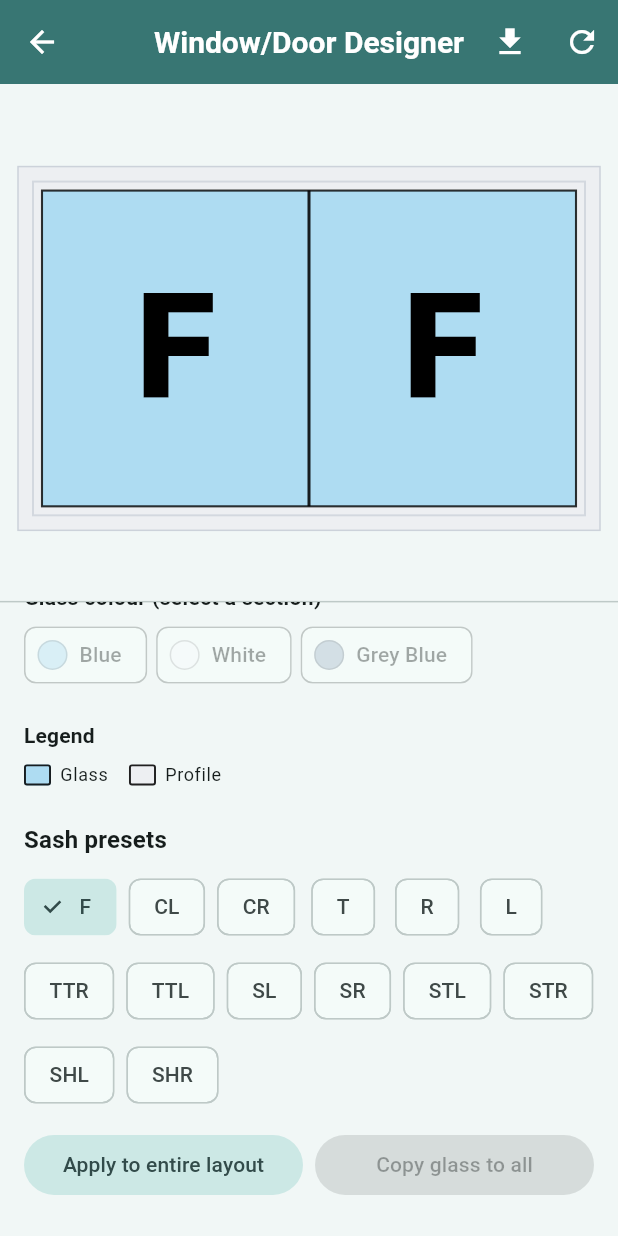
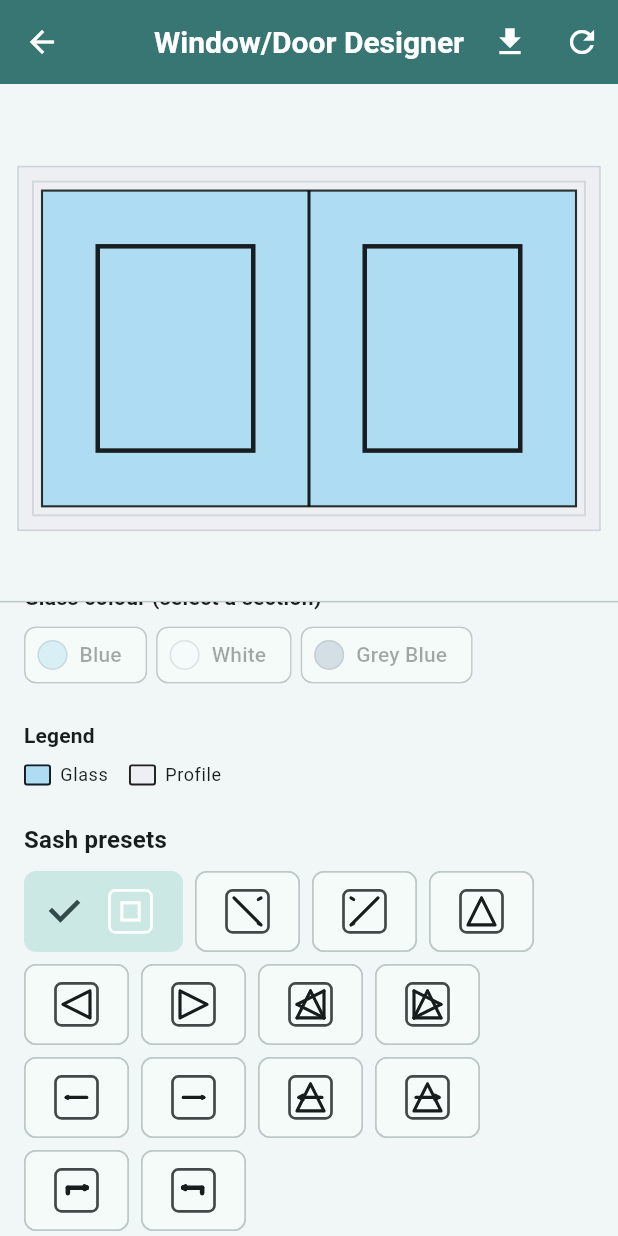
Before and after one commit to drilonkrivaqa/crystal_upvc, a Flutter app: the WindowDoorDesignerPage screen opened directly, scrolled down 1006 dp, on a phone screen of 412 x 824 dp. Run offline on Flutter 3.47's test engine with Material 3 defaults, Android fonts, the phone set to English and light mode, and no system bars; our stand-ins replace file_picker, flutter_animate, hive, hive_flutter, image_picker, pdf and 1 more; accounts and stored records are empty.

Commit message:
Replace sash tool letters with glyph icons

```diff
--- a/lib/pages/window_door_designer_page.dart
+++ b/lib/pages/window_door_designer_page.dart
@@ -1057,7 +1057,12 @@ class _WindowPainter extends CustomPainter {
 
         // Mirror L/R types when viewing from inside
         final t = _mirrorForInside(cells[idx], outsideView);
-        _drawGlyph(canvas, rect.deflate(8), t, paintSash);
+        _SashGlyphRenderer.drawGlyph(
+          canvas,
+          rect.deflate(8),
+          t,
+          paintSash,
+        );
       }
     }
 
@@ -1185,74 +1190,87 @@ class _WindowPainter extends CustomPainter {
     }
   }
 
-  void _drawGlyph(Canvas canvas, Rect r, SashType type, Paint p) {
+  @override
+  bool shouldRepaint(covariant _WindowPainter old) {
+    return rows != old.rows ||
+        cols != old.cols ||
+        outsideView != old.outsideView ||
+        showBlindBox != old.showBlindBox ||
+        windowHeightMm != old.windowHeightMm ||
+        selectedIndex != old.selectedIndex ||
+        profileColor != old.profileColor ||
+        blindColor != old.blindColor ||
+        !_listEquals(cells, old.cells) ||
+        !_listEquals(cellGlassColors, old.cellGlassColors);
+  }
+
+  bool _listEquals(List a, List b) {
+    if (identical(a, b)) return true;
+    if (a.length != b.length) return false;
+    for (int i = 0; i < a.length; i++) {
+      if (a[i] != b[i]) return false;
+    }
+    return true;
+  }
+}
+
+enum _SideApex { left, right }
+
+class _SashGlyphRenderer {
+  static void drawGlyph(Canvas canvas, Rect r, SashType type, Paint paint) {
     switch (type) {
       case SashType.fixed:
-        _drawFixed(canvas, r);
+        _drawFixed(canvas, r, paint);
         break;
       case SashType.casementLeft:
-        _drawCasement(canvas, r, leftHinge: true, paint: p);
+        _drawCasement(canvas, r, leftHinge: true, paint: paint);
         break;
       case SashType.casementRight:
-        _drawCasement(canvas, r, leftHinge: false, paint: p);
+        _drawCasement(canvas, r, leftHinge: false, paint: paint);
         break;
       case SashType.tilt:
-        _drawTilt(canvas, r, p);
+        _drawTilt(canvas, r, paint);
         break;
       case SashType.tiltLeft:
-        _drawTiltSide(canvas, r, apexLeft: true, paint: p);
+        _drawTiltSide(canvas, r, apexLeft: true, paint: paint);
         break;
       case SashType.tiltRight:
-        _drawTiltSide(canvas, r, apexLeft: false, paint: p);
+        _drawTiltSide(canvas, r, apexLeft: false, paint: paint);
         break;
       case SashType.tiltTurnLeft:
-        _drawTiltTurn(canvas, r,
-            sideApex: _SideApex.right, paint: p); // TOP + RIGHT
+        _drawTiltTurn(canvas, r, sideApex: _SideApex.right, paint: paint);
         break;
       case SashType.tiltTurnRight:
-        _drawTiltTurn(canvas, r,
-            sideApex: _SideApex.left, paint: p); // TOP + LEFT
+        _drawTiltTurn(canvas, r, sideApex: _SideApex.left, paint: paint);
         break;
       case SashType.slidingLeft:
-        _drawSliding(canvas, r, toLeft: true, paint: p);
+        _drawSliding(canvas, r, toLeft: true, paint: paint);
         break;
       case SashType.slidingRight:
-        _drawSliding(canvas, r, toLeft: false, paint: p);
+        _drawSliding(canvas, r, toLeft: false, paint: paint);
         break;
       case SashType.slidingTiltLeft:
-        _drawSlidingTilt(canvas, r, toLeft: true, paint: p);
+        _drawSlidingTilt(canvas, r, toLeft: true, paint: paint);
         break;
       case SashType.slidingTiltRight:
-        _drawSlidingTilt(canvas, r, toLeft: false, paint: p);
+        _drawSlidingTilt(canvas, r, toLeft: false, paint: paint);
         break;
       case SashType.swingHingeLeft:
-        _drawSwingHinge(canvas, r, hingeOnLeft: true, paint: p);
+        _drawSwingHinge(canvas, r, hingeOnLeft: true, paint: paint);
         break;
       case SashType.swingHingeRight:
-        _drawSwingHinge(canvas, r, hingeOnLeft: false, paint: p);
+        _drawSwingHinge(canvas, r, hingeOnLeft: false, paint: paint);
         break;
     }
   }
 
-  // Fixed: big F in center
-  void _drawFixed(Canvas canvas, Rect r) {
-    final fontSize = math.max(24.0, math.min(r.width, r.height) * 0.6);
-    final tp = TextPainter(
-      text: TextSpan(
-        text: 'F',
-        style: TextStyle(
-            fontSize: fontSize,
-            fontWeight: FontWeight.w900,
-            color: Colors.black),
-      ),
-      textDirection: TextDirection.ltr,
-    )..layout();
-    tp.paint(canvas,
-        Offset(r.center.dx - tp.width / 2, r.center.dy - tp.height / 2));
-  }
-
-  // Casement: main diagonal + short legs at handle side
-  void _drawCasement(Canvas canvas, Rect r,
+  static void _drawFixed(Canvas canvas, Rect r, Paint paint) {
+    final inset = r.shortestSide * 0.18;
+    final rect = r.deflate(inset);
+    canvas.drawRect(rect, paint);
+  }
+
+  static void _drawCasement(Canvas canvas, Rect r,
       {required bool leftHinge, required Paint paint}) {
     final path = Path();
     if (leftHinge) {
@@ -1277,8 +1295,7 @@ class _WindowPainter extends CustomPainter {
     canvas.drawPath(path, paint);
   }
 
-  // Tilt: apex TOP, base on bottom
-  void _drawTilt(Canvas canvas, Rect r, Paint p) {
+  static void _drawTilt(Canvas canvas, Rect r, Paint paint) {
     final path = Path()
       ..moveTo(r.center.dx, r.top)
       ..lineTo(r.left, r.bottom)
@@ -1286,11 +1303,10 @@ class _WindowPainter extends CustomPainter {
       ..lineTo(r.right, r.bottom)
       ..moveTo(r.left, r.bottom)
       ..lineTo(r.right, r.bottom);
-    canvas.drawPath(path, p);
-  }
-
-  // Tilt (horizontal): apex LEFT/RIGHT, base vertical
-  void _drawTiltSide(Canvas canvas, Rect r,
+    canvas.drawPath(path, paint);
+  }
+
+  static void _drawTiltSide(Canvas canvas, Rect r,
       {required bool apexLeft, required Paint paint}) {
     final apexX = apexLeft ? r.left : r.right;
     final baseX = apexLeft ? r.right : r.left;
@@ -1304,19 +1320,14 @@ class _WindowPainter extends CustomPainter {
     canvas.drawPath(path, paint);
   }
 
-  // Tilt&Turn: two clear triangles.
-  //   • TT RIGHT => triangles apex at TOP and LEFT
-  //   • TT LEFT  => triangles apex at TOP and RIGHT
-  void _drawTiltTurn(Canvas canvas, Rect r,
+  static void _drawTiltTurn(Canvas canvas, Rect r,
       {required _SideApex sideApex, required Paint paint}) {
-    // Top triangle
     canvas.drawLine(
         Offset(r.center.dx, r.top), Offset(r.left, r.bottom), paint);
     canvas.drawLine(
         Offset(r.center.dx, r.top), Offset(r.right, r.bottom), paint);
     canvas.drawLine(Offset(r.left, r.bottom), Offset(r.right, r.bottom), paint);
 
-    // Side triangle
     if (sideApex == _SideApex.left) {
       canvas.drawLine(
           Offset(r.left, r.center.dy), Offset(r.right, r.top), paint);
@@ -1332,8 +1343,7 @@ class _WindowPainter extends CustomPainter {
     }
   }
 
-  // Sliding: long arrow
-  void _drawSliding(Canvas canvas, Rect r,
+  static void _drawSliding(Canvas canvas, Rect r,
       {required bool toLeft, required Paint paint}) {
     final y = r.center.dy;
     final l = r.left + r.width * 0.12;
@@ -1343,7 +1353,7 @@ class _WindowPainter extends CustomPainter {
 
     canvas.drawLine(start, end, paint);
 
-    final ah = r.shortestSide * 0.06; // arrow head size
+    final ah = r.shortestSide * 0.06;
     final dir = toLeft ? -1 : 1;
     final head1 = Offset(end.dx - dir * ah, end.dy - ah * 0.55);
     final head2 = Offset(end.dx - dir * ah, end.dy + ah * 0.55);
@@ -1351,12 +1361,10 @@ class _WindowPainter extends CustomPainter {
     canvas.drawLine(end, head2, paint);
   }
 
-  void _drawSlidingTilt(Canvas canvas, Rect r,
+  static void _drawSlidingTilt(Canvas canvas, Rect r,
       {required bool toLeft, required Paint paint}) {
-    // Draw the tilt triangle using the full rect for easy recognition.
     _drawTilt(canvas, r, paint);
 
-    // Overlay a shorter sliding arrow to indicate lateral movement + tilt.
     final arrowRect = Rect.fromCenter(
       center: r.center,
       width: r.width * 0.85,
@@ -1379,7 +1387,7 @@ class _WindowPainter extends CustomPainter {
     canvas.drawLine(end, head2, paint);
   }
 
-  void _drawSwingHinge(Canvas canvas, Rect r,
+  static void _drawSwingHinge(Canvas canvas, Rect r,
       {required bool hingeOnLeft, required Paint paint}) {
     final thickPaint = Paint()
       ..color = paint.color
@@ -1394,10 +1402,8 @@ class _WindowPainter extends CustomPainter {
     final stemTop = Offset(stemX, r.top + r.height * 0.4);
     final stemBottom = Offset(stemX, r.bottom - r.height * 0.4);
 
-    // Vertical stem (shorter)
     canvas.drawLine(stemTop, stemBottom, thickPaint);
 
-    // Horizontal run with arrow head
     final runStart = stemTop;
     final runEnd = hingeOnLeft
         ? Offset(r.right - r.width * 0.12, stemTop.dy)
@@ -1407,39 +1413,12 @@ class _WindowPainter extends CustomPainter {
     final dir = hingeOnLeft ? 1 : -1;
     final ah = r.shortestSide * 0.08;
     final arrowTip = runEnd;
-    final head1 =
-        Offset(arrowTip.dx - dir * ah, arrowTip.dy - ah * 0.55);
-    final head2 =
-        Offset(arrowTip.dx - dir * ah, arrowTip.dy + ah * 0.55);
+    final head1 = Offset(arrowTip.dx - dir * ah, arrowTip.dy - ah * 0.55);
+    final head2 = Offset(arrowTip.dx - dir * ah, arrowTip.dy + ah * 0.55);
     canvas.drawLine(arrowTip, head1, thickPaint);
     canvas.drawLine(arrowTip, head2, thickPaint);
   }
-
-  @override
-  bool shouldRepaint(covariant _WindowPainter old) {
-    return rows != old.rows ||
-        cols != old.cols ||
-        outsideView != old.outsideView ||
-        showBlindBox != old.showBlindBox ||
-        windowHeightMm != old.windowHeightMm ||
-        selectedIndex != old.selectedIndex ||
-        profileColor != old.profileColor ||
-        blindColor != old.blindColor ||
-        !_listEquals(cells, old.cells) ||
-        !_listEquals(cellGlassColors, old.cellGlassColors);
-  }
-
-  bool _listEquals(List a, List b) {
-    if (identical(a, b)) return true;
-    if (a.length != b.length) return false;
-    for (int i = 0; i < a.length; i++) {
-      if (a[i] != b[i]) return false;
-    }
-    return true;
-  }
-}
-
-enum _SideApex { left, right }
+}
 
 // ── UI helpers ────────────────────────────────────────────────────────────────
 
@@ -1457,20 +1436,20 @@ class _ToolPalette extends StatelessWidget {
   @override
   Widget build(BuildContext context) {
     final items = <_ToolItem>[
-      _ToolItem('F', SashType.fixed),
-      _ToolItem('CL', SashType.casementLeft),
-      _ToolItem('CR', SashType.casementRight),
-      _ToolItem('T', SashType.tilt),
-      _ToolItem('R', SashType.tiltLeft),
-      _ToolItem('L', SashType.tiltRight),
-      _ToolItem('TTR', SashType.tiltTurnRight), // top + left
-      _ToolItem('TTL', SashType.tiltTurnLeft), // top + right
-      _ToolItem('SL', SashType.slidingLeft),
-      _ToolItem('SR', SashType.slidingRight),
-      _ToolItem('STL', SashType.slidingTiltLeft),
-      _ToolItem('STR', SashType.slidingTiltRight),
-      _ToolItem('SHL', SashType.swingHingeLeft),
-      _ToolItem('SHR', SashType.swingHingeRight),
+      _ToolItem('Fixed', SashType.fixed),
+      _ToolItem('Casement Left', SashType.casementLeft),
+      _ToolItem('Casement Right', SashType.casementRight),
+      _ToolItem('Tilt', SashType.tilt),
+      _ToolItem('Tilt Left', SashType.tiltLeft),
+      _ToolItem('Tilt Right', SashType.tiltRight),
+      _ToolItem('Tilt & Turn Right', SashType.tiltTurnRight),
+      _ToolItem('Tilt & Turn Left', SashType.tiltTurnLeft),
+      _ToolItem('Sliding Left', SashType.slidingLeft),
+      _ToolItem('Sliding Right', SashType.slidingRight),
+      _ToolItem('Sliding Tilt Left', SashType.slidingTiltLeft),
+      _ToolItem('Sliding Tilt Right', SashType.slidingTiltRight),
+      _ToolItem('Swing Hinge Left', SashType.swingHingeLeft),
+      _ToolItem('Swing Hinge Right', SashType.swingHingeRight),
     ];
 
     return Padding(
@@ -1480,10 +1459,16 @@ class _ToolPalette extends StatelessWidget {
         runSpacing: 8,
         children: items.map((ti) {
           final selected = ti.type == active;
-          return ChoiceChip(
-            label: Text(ti.label),
-            selected: selected,
-            onSelected: (_) => onChanged(ti.type),
+          return Tooltip(
+            message: ti.label,
+            child: ChoiceChip(
+              label: _ToolGlyphIcon(
+                type: ti.type,
+                selected: selected,
+              ),
+              selected: selected,
+              onSelected: (_) => onChanged(ti.type),
+            ),
           );
         }).toList(),
       ),
@@ -1495,6 +1480,76 @@ class _ToolItem {
   final String label;
   final SashType type;
   _ToolItem(this.label, this.type);
+}
+
+class _ToolGlyphIcon extends StatelessWidget {
+  final SashType type;
+  final bool selected;
+
+  const _ToolGlyphIcon({required this.type, required this.selected});
+
+  @override
+  Widget build(BuildContext context) {
+    final colorScheme = Theme.of(context).colorScheme;
+    final strokeColor =
+        selected ? colorScheme.onPrimary : colorScheme.onSurface;
+    final frameColor =
+        selected ? colorScheme.onPrimary : colorScheme.onSurface.withOpacity(0.8);
+
+    return SizedBox(
+      width: 36,
+      height: 36,
+      child: CustomPaint(
+        painter: _ToolGlyphPainter(
+          type: type,
+          strokeColor: strokeColor,
+          frameColor: frameColor,
+        ),
+      ),
+    );
+  }
+}
+
+class _ToolGlyphPainter extends CustomPainter {
+  final SashType type;
+  final Color strokeColor;
+  final Color frameColor;
+
+  _ToolGlyphPainter({
+    required this.type,
+    required this.strokeColor,
+    required this.frameColor,
+  });
+
+  @override
+  void paint(Canvas canvas, Size size) {
+    final rect = Offset.zero & size;
+    final frame = rect.deflate(4);
+    final framePaint = Paint()
+      ..color = frameColor
+      ..style = PaintingStyle.stroke
+      ..strokeWidth = 1.8
+      ..isAntiAlias = true;
+    canvas.drawRRect(
+      RRect.fromRectAndRadius(frame, const Radius.circular(4)),
+      framePaint,
+    );
+
+    final glyphPaint = Paint()
+      ..color = strokeColor
+      ..style = PaintingStyle.stroke
+      ..strokeWidth = 2.1
+      ..strokeCap = StrokeCap.round
+      ..isAntiAlias = true;
+    _SashGlyphRenderer.drawGlyph(canvas, frame.deflate(5), type, glyphPaint);
+  }
+
+  @override
+  bool shouldRepaint(covariant _ToolGlyphPainter oldDelegate) {
+    return type != oldDelegate.type ||
+        strokeColor != oldDelegate.strokeColor ||
+        frameColor != oldDelegate.frameColor;
+  }
 }
 
 class _OpeningDrawings extends StatelessWidget {
```
